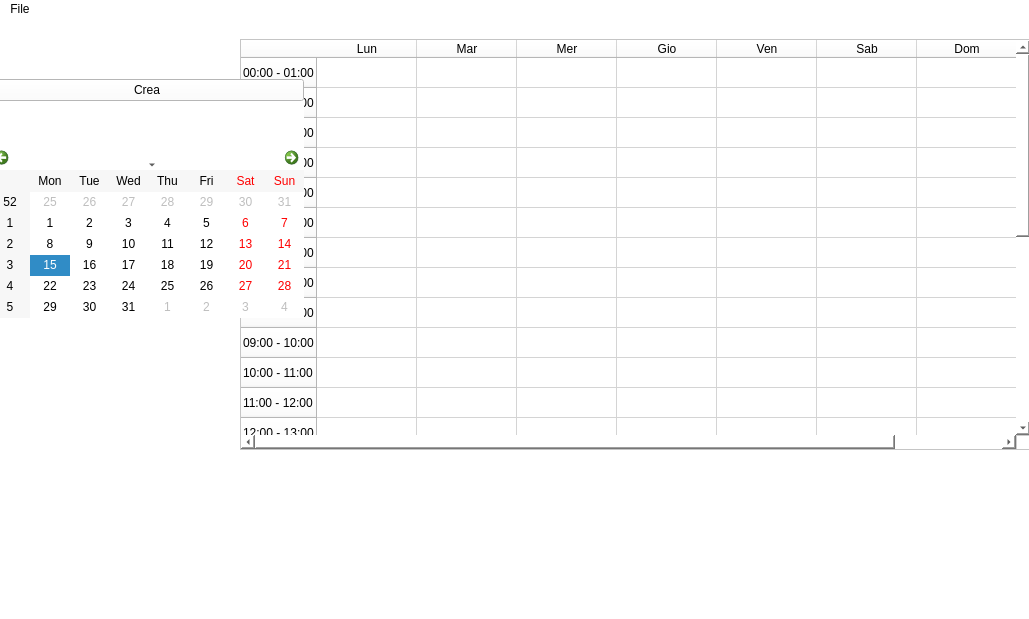
DarthReca/calendar-to-do-list, file CalendarToDoList/mainwindow.ui: the form before one commit.
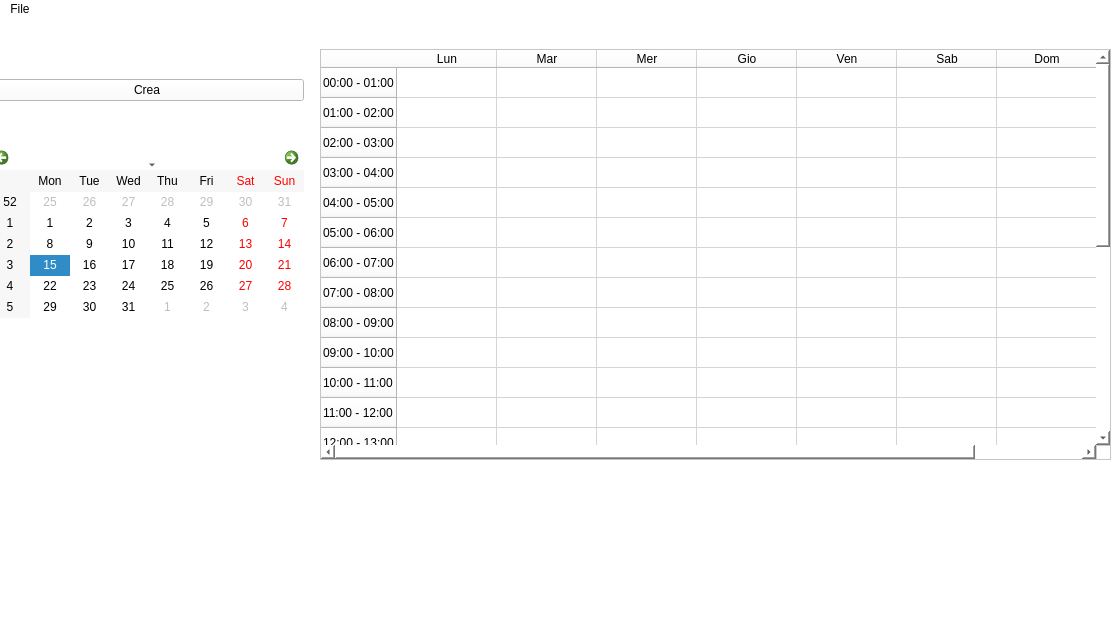
The form after the commit.

The edit to the form file:
```diff
--- a/CalendarToDoList/mainwindow.ui
+++ b/CalendarToDoList/mainwindow.ui
@@ -6,7 +6,7 @@
    <rect>
     <x>0</x>
     <y>0</y>
-    <width>1029</width>
+    <width>1112</width>
     <height>619</height>
    </rect>
   </property>
@@ -26,8 +26,8 @@
    <widget class="QTableWidget" name="tableWidget">
     <property name="geometry">
      <rect>
-      <x>240</x>
-      <y>20</y>
+      <x>320</x>
+      <y>30</y>
       <width>791</width>
       <height>411</height>
      </rect>
@@ -250,7 +250,7 @@
     <rect>
      <x>0</x>
      <y>0</y>
-     <width>1029</width>
+     <width>1112</width>
      <height>21</height>
     </rect>
    </property>
```
Left out of the diff: 2 changed lines with no effect on the pictures.
